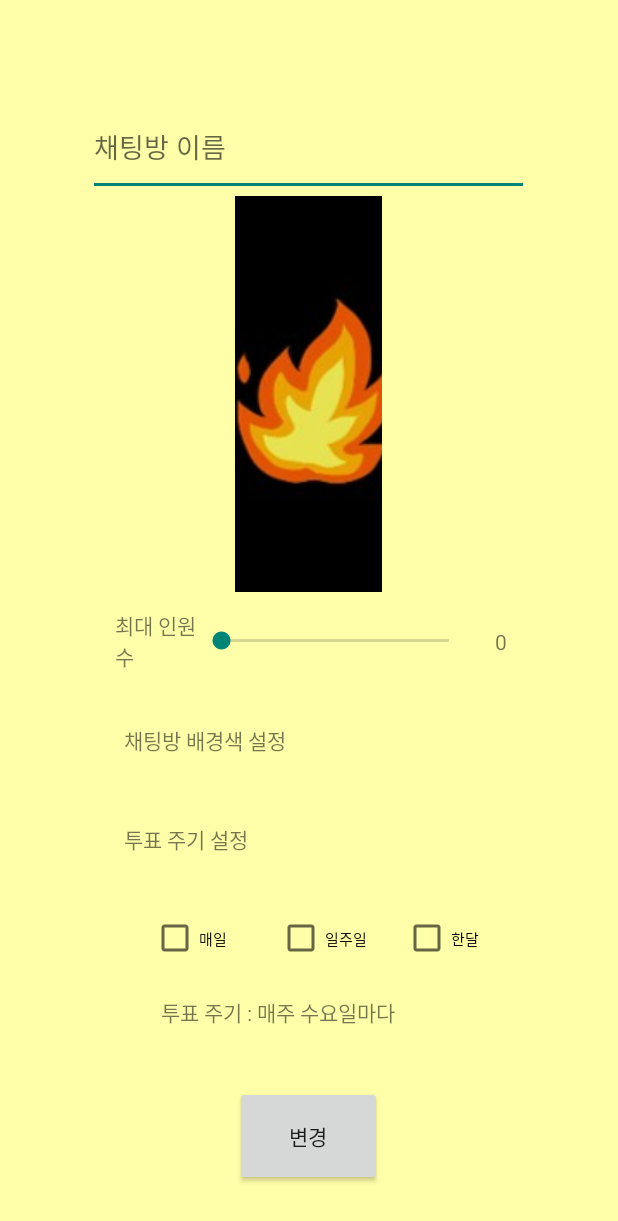
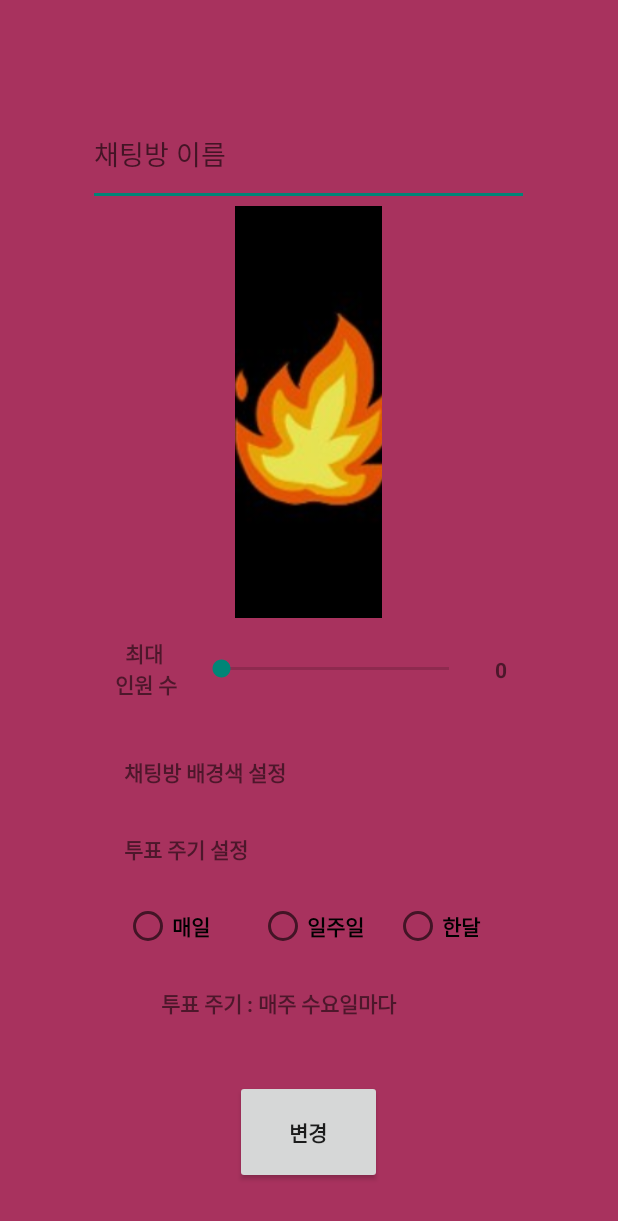
Before and after one commit to FireProject/Kotlin, an Android app: the layout activity_add_chat_room.xml on its own in the app's theme, with its tools: preview values and no code run, on a phone screen of 412 x 824 dp. Shown: the top 1221 px of the screen. Run offline under Robolectric (Android 15) with nearby library versions, the phone set to English and light mode, and no system bars.

```diff
--- a/app/build.gradle
+++ b/app/build.gradle
@@ -52,10 +52,12 @@ dependencies {
     implementation 'com.google.firebase:firebase-analytics-ktx'
     implementation 'com.google.firebase:firebase-auth-ktx'
     implementation 'com.google.firebase:firebase-auth:20.0.3'
+    implementation 'com.google.firebase:firebase-database-ktx'
 
 
     //splash
     implementation 'gr.pantrif:easy-android-splash-screen:0.0.1'
+    implementation 'com.google.firebase:firebase-database:19.2.1'
 
     testImplementation 'junit:junit:4.+'
     androidTestImplementation 'androidx.test.ext:junit:1.1.2'
--- a/app/src/main/res/layout/activity_add_chat_room.xml
+++ b/app/src/main/res/layout/activity_add_chat_room.xml
@@ -5,7 +5,7 @@
     android:id="@+id/LL_1"
     android:layout_width="match_parent"
     android:layout_height="match_parent"
-    android:background="#FFFFAA"
+    android:background="#a8325e"
     android:orientation="horizontal">
 
     <Space
@@ -24,6 +24,7 @@
             android:layout_width="match_parent"
             android:layout_height="0dp"
             android:layout_weight="1" />
+
         <EditText
             android:id="@+id/et_chatname"
             android:layout_width="match_parent"
@@ -77,7 +78,8 @@
                 android:layout_height="match_parent"
                 android:layout_weight="3"
                 android:gravity="center_vertical"
-                android:text="최대 인원 수" />
+                android:text="  최대\n인원 수"
+                android:textStyle="bold" />
 
             <SeekBar
                 android:id="@+id/seekBar"
@@ -91,8 +93,8 @@
                 android:layout_height="match_parent"
                 android:layout_weight="2"
                 android:gravity="center"
-                android:text = "0"
-                 />
+                android:text="0"
+                android:textStyle="bold" />
 
         </LinearLayout>
 
@@ -113,8 +115,9 @@
                 android:layout_width="0dp"
                 android:layout_height="match_parent"
                 android:layout_weight="8"
+                android:gravity="center_vertical"
                 android:text="채팅방 배경색 설정"
-                android:gravity="center_vertical"/>
+                android:textStyle="bold" />
 
             <Space
                 android:layout_width="0dp"
@@ -127,8 +130,8 @@
             android:id="@+id/LL_34"
             android:layout_width="match_parent"
             android:layout_height="0dp"
-            android:layout_weight="1"
-            android:orientation="horizontal" >
+            android:layout_weight="0.5"
+            android:orientation="horizontal">
 
             <Space
                 android:layout_width="0dp"
@@ -140,49 +143,52 @@
                 android:layout_width="0dp"
                 android:layout_height="match_parent"
                 android:layout_weight="11"
+                android:gravity="center_vertical"
                 android:text="투표 주기 설정"
-                android:gravity="center_vertical"/>
+                android:textStyle="bold" />
         </LinearLayout>
+
         <LinearLayout
             android:id="@+id/LL_35"
             android:layout_width="match_parent"
             android:layout_height="0dp"
-            android:layout_weight="1"
-            android:orientation="horizontal">
+            android:layout_weight="1">
 
             <Space
                 android:layout_width="0dp"
                 android:layout_height="match_parent"
                 android:layout_weight="1" />
 
-            <CheckBox
-                android:id="@+id/cb_day"
+            <RadioGroup
+                android:id="@+id/radio_group"
                 android:layout_width="0dp"
                 android:layout_height="match_parent"
-                android:layout_weight="2"
-                android:text="매일"
-                android:textSize="10dp"
-                android:gravity="center_vertical"
-                />
+                android:layout_weight="11"
+                android:orientation="horizontal">
 
-            <CheckBox
-                android:id="@+id/cb_week"
-                android:layout_width="0dp"
-                android:layout_height="match_parent"
-                android:layout_weight="2"
-                android:text="일주일"
-                android:textSize="10dp"
-                android:gravity="center_vertical"
-                />
+                <RadioButton
+                    android:id="@+id/rb_day"
+                    android:layout_width="0dp"
+                    android:layout_height="match_parent"
+                    android:layout_weight="1"
+                    android:textStyle="bold"
+                    android:text="매일" />
+                <RadioButton
+                    android:id="@+id/rb_week"
+                    android:layout_width="0dp"
+                    android:layout_height="match_parent"
+                    android:layout_weight="1"
+                    android:textStyle="bold"
+                    android:text="일주일" />
+                <RadioButton
+                    android:id="@+id/rb_month"
+                    android:layout_width="0dp"
+                    android:layout_height="match_parent"
+                    android:layout_weight="1"
+                    android:textStyle="bold"
+                    android:text="한달" />
+            </RadioGroup>
 
-            <CheckBox
-                android:id="@+id/cb_month"
-                android:layout_width="0dp"
-                android:layout_height="match_parent"
-                android:layout_weight="2"
-                android:text="한달"
-                android:textSize="10dp"
-                android:gravity="center_vertical" />
         </LinearLayout>
 
         <LinearLayout
@@ -190,7 +196,7 @@
             android:layout_width="match_parent"
             android:layout_height="0dp"
             android:layout_weight="0.5"
-            android:orientation="horizontal" >
+            android:orientation="horizontal">
 
             <Space
                 android:layout_width="0dp"
@@ -202,8 +208,9 @@
                 android:layout_width="0dp"
                 android:layout_height="match_parent"
                 android:layout_weight="10"
+                android:gravity="center_vertical"
                 android:text="투표 주기 : 매주 수요일마다"
-                android:gravity="center_vertical"/>
+                android:textStyle="bold" />
         </LinearLayout>
 
         <Space
@@ -228,13 +235,15 @@
                 android:layout_width="0dp"
                 android:layout_height="match_parent"
                 android:layout_weight="1"
-                android:text="변경" />
+                android:text="변경"
+                android:textStyle="bold" />
 
             <Space
                 android:layout_width="0dp"
                 android:layout_height="match_parent"
                 android:layout_weight="1" />
-            </LinearLayout>
+        </LinearLayout>
+
         <Space
             android:layout_width="match_parent"
             android:layout_height="0dp"
```
Also changed, not shown: app/src/main/java/com/example/BurningUp/AddChatRoomActivity.kt (+56 -20 lines).
